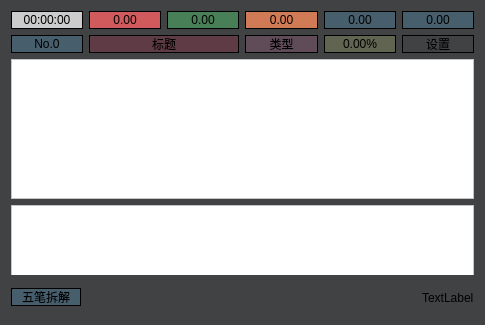
The window that mainwindow.ui (zhenyangze/wubigendaqi) describes before a commit, drawn with Qt 5.
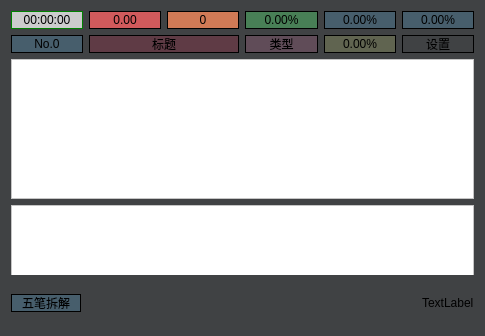
The same window after the commit.

What changed in the file:
```diff
--- a/mainwindow.ui
+++ b/mainwindow.ui
@@ -7,7 +7,7 @@
     <x>0</x>
     <y>0</y>
     <width>485</width>
-    <height>325</height>
+    <height>336</height>
    </rect>
   </property>
   <property name="sizePolicy">
@@ -47,9 +47,7 @@
          <string>当前打字时间</string>
         </property>
         <property name="styleSheet">
-         <string notr="true">border:1px solid #000;
-max-height:16;
-background-color: #ccc;
+         <string notr="true">border:1px solid green;max-height:16;background-color: #ccc;
 </string>
         </property>
         <property name="text">
@@ -84,30 +82,6 @@
         </property>
        </widget>
       </item>
-      <item>
-       <widget class="QLabel" name="label_correct">
-        <property name="minimumSize">
-         <size>
-          <width>60</width>
-          <height>0</height>
-         </size>
-        </property>
-        <property name="toolTip">
-         <string>正确率</string>
-        </property>
-        <property name="styleSheet">
-         <string notr="true">border:1px solid #000;
-background-color:rgb(72, 127, 86);
-max-height:16;</string>
-        </property>
-        <property name="text">
-         <string>0.00</string>
-        </property>
-        <property name="alignment">
-         <set>Qt::AlignCenter</set>
-        </property>
-       </widget>
-      </item>
       <item>
        <widget class="QLabel" name="label_huigai">
         <property name="minimumSize">
@@ -125,7 +99,31 @@
 max-height:16;</string>
         </property>
         <property name="text">
-         <string>0.00</string>
+         <string>0</string>
+        </property>
+        <property name="alignment">
+         <set>Qt::AlignCenter</set>
+        </property>
+       </widget>
+      </item>
+      <item>
+       <widget class="QLabel" name="label_correct">
+        <property name="minimumSize">
+         <size>
+          <width>60</width>
+          <height>0</height>
+         </size>
+        </property>
+        <property name="toolTip">
+         <string>正确率</string>
+        </property>
+        <property name="styleSheet">
+         <string notr="true">border:1px solid #000;
+background-color:rgb(72, 127, 86);
+max-height:16;</string>
+        </property>
+        <property name="text">
+         <string>0.00%</string>
         </property>
         <property name="alignment">
          <set>Qt::AlignCenter</set>
@@ -149,7 +147,7 @@
 background-color: rgb(71,94,108);</string>
         </property>
         <property name="text">
-         <string>0.00</string>
+         <string>0.00%</string>
         </property>
         <property name="textFormat">
          <enum>Qt::AutoText</enum>
@@ -176,7 +174,7 @@
 background-color: rgb(71,94,108);</string>
         </property>
         <property name="text">
-         <string>0.00</string>
+         <string>0.00%</string>
         </property>
         <property name="alignment">
          <set>Qt::AlignCenter</set>
```
